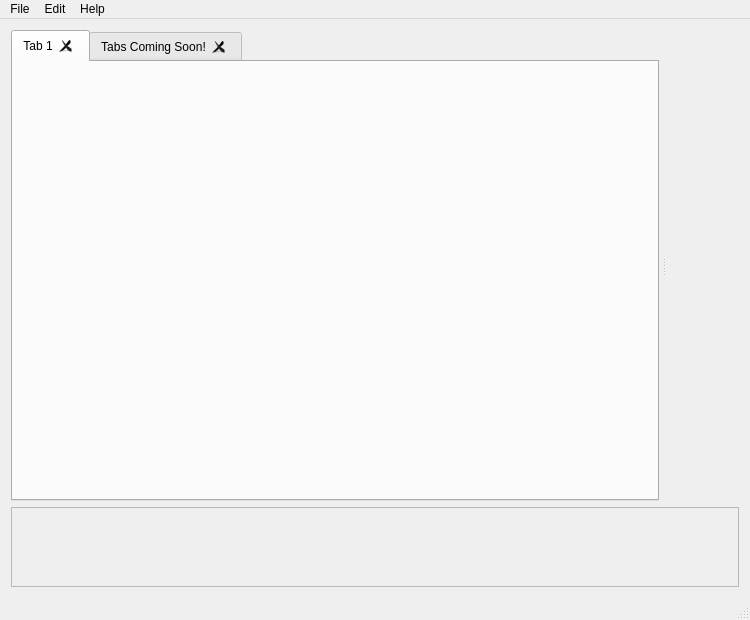
casey-c/shock, file Windows/mainwindow.ui: the form before one commit.
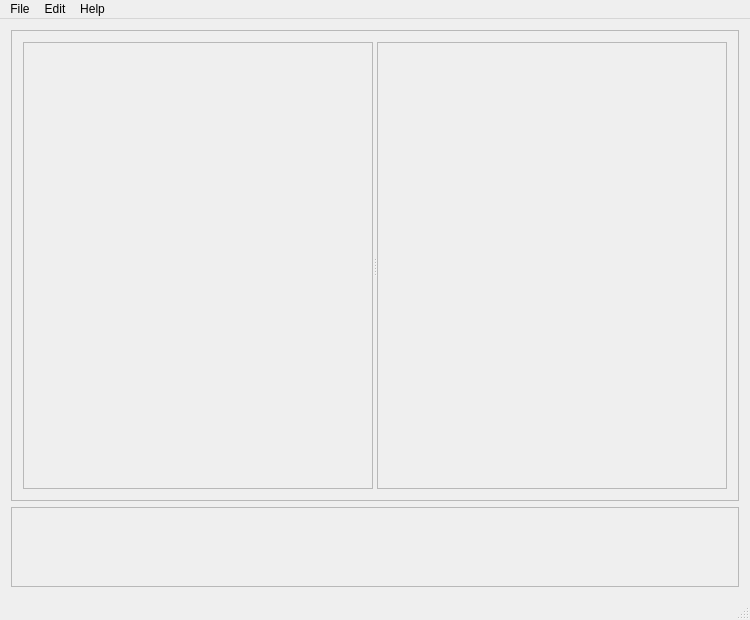
The form after the commit.

```diff
--- a/Windows/mainwindow.ui
+++ b/Windows/mainwindow.ui
@@ -39,81 +39,60 @@
      </widget>
     </item>
     <item row="0" column="0">
-     <widget class="QSplitter" name="splitter">
-      <property name="sizePolicy">
-       <sizepolicy hsizetype="Preferred" vsizetype="Preferred">
-        <horstretch>0</horstretch>
-        <verstretch>0</verstretch>
-       </sizepolicy>
+     <widget class="QFrame" name="frame">
+      <property name="frameShape">
+       <enum>QFrame::StyledPanel</enum>
       </property>
-      <property name="layoutDirection">
-       <enum>Qt::LeftToRight</enum>
+      <property name="frameShadow">
+       <enum>QFrame::Raised</enum>
       </property>
-      <property name="midLineWidth">
-       <number>0</number>
-      </property>
-      <property name="orientation">
-       <enum>Qt::Horizontal</enum>
-      </property>
-      <property name="handleWidth">
-       <number>10</number>
-      </property>
-      <property name="childrenCollapsible">
-       <bool>true</bool>
-      </property>
-      <widget class="QTabWidget" name="tabWidget">
-       <property name="tabPosition">
-        <enum>QTabWidget::North</enum>
-       </property>
-       <property name="tabShape">
-        <enum>QTabWidget::Rounded</enum>
-       </property>
-       <property name="currentIndex">
-        <number>0</number>
-       </property>
-       <property name="elideMode">
-        <enum>Qt::ElideNone</enum>
-       </property>
-       <property name="documentMode">
-        <bool>false</bool>
-       </property>
-       <property name="tabsClosable">
-        <bool>true</bool>
-       </property>
-       <widget class="QWidget" name="tab1">
-        <attribute name="title">
-         <string>Tab 1</string>
-        </attribute>
-        <widget class="QWidget" name="gridLayoutWidget_2">
-         <property name="geometry">
-          <rect>
-           <x>50</x>
-           <y>110</y>
-           <width>81</width>
-           <height>141</height>
-          </rect>
+      <layout class="QGridLayout" name="gridLayout">
+       <item row="0" column="0">
+        <widget class="QSplitter" name="splitter">
+         <property name="orientation">
+          <enum>Qt::Horizontal</enum>
          </property>
-         <layout class="QGridLayout" name="grLayout"/>
+         <widget class="QFrame" name="frame_2">
+          <property name="frameShape">
+           <enum>QFrame::StyledPanel</enum>
+          </property>
+          <property name="frameShadow">
+           <enum>QFrame::Raised</enum>
+          </property>
+          <widget class="QWidget" name="gridLayoutWidget">
+           <property name="geometry">
+            <rect>
+             <x>100</x>
+             <y>70</y>
+             <width>160</width>
+             <height>80</height>
+            </rect>
+           </property>
+           <layout class="QGridLayout" name="grLayout"/>
+          </widget>
+         </widget>
+         <widget class="QFrame" name="frame_3">
+          <property name="frameShape">
+           <enum>QFrame::StyledPanel</enum>
+          </property>
+          <property name="frameShadow">
+           <enum>QFrame::Raised</enum>
+          </property>
+          <widget class="QWidget" name="gridLayoutWidget_2">
+           <property name="geometry">
+            <rect>
+             <x>140</x>
+             <y>130</y>
+             <width>160</width>
+             <height>80</height>
+            </rect>
+           </property>
+           <layout class="QGridLayout" name="grLayout2"/>
+          </widget>
+         </widget>
         </widget>
-       </widget>
-       <widget class="QWidget" name="tab2">
-        <attribute name="title">
-         <string>Tabs Coming Soon!</string>
-        </attribute>
-       </widget>
-      </widget>
-      <widget class="QFrame" name="gridFrame">
-       <property name="sizePolicy">
-        <sizepolicy hsizetype="Expanding" vsizetype="Expanding">
-         <horstretch>0</horstretch>
-         <verstretch>0</verstretch>
-        </sizepolicy>
-       </property>
-       <property name="layoutDirection">
-        <enum>Qt::LeftToRight</enum>
-       </property>
-       <layout class="QGridLayout" name="gridLayout_4"/>
-      </widget>
+       </item>
+      </layout>
      </widget>
     </item>
    </layout>
```
Left out of the diff: 2 changed lines with no effect on the pictures.
